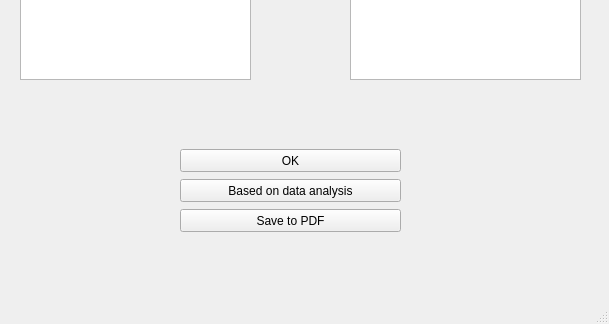
First picture: the form in mainwindow.ui, repository DevxMike/HR_App, before the edit; both pictures show x 0 to 609 and y 271 to 595 of the 609 by 595 pixel window.
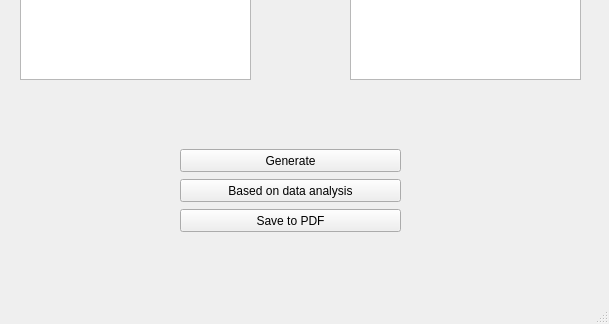
Second picture: the form after the edit.

Commit message: created check action for Submit button

Patch:
```diff
--- a/mainwindow.ui
+++ b/mainwindow.ui
@@ -24,7 +24,7 @@
      </rect>
     </property>
     <property name="text">
-     <string>OK</string>
+     <string>Generate</string>
     </property>
    </widget>
    <widget class="QTextEdit" name="textEdit1">
```
The commit also changes 2 other files.
